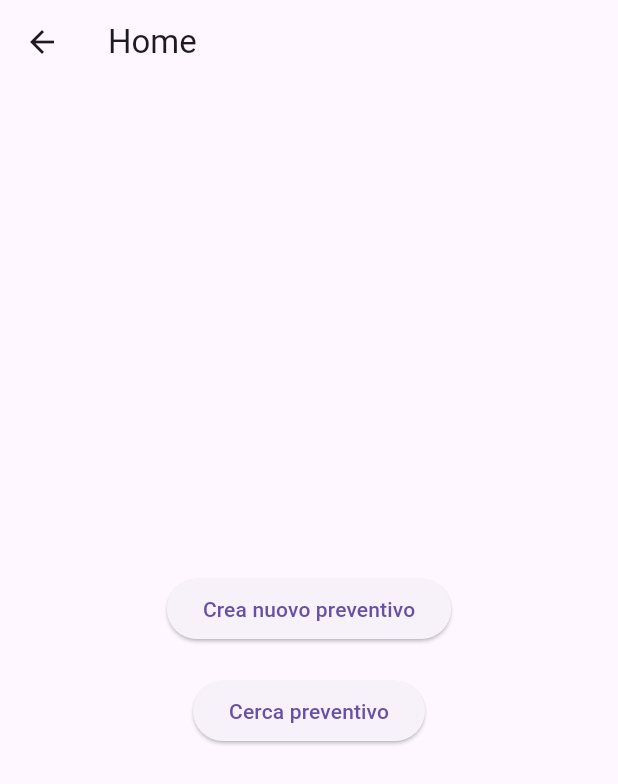
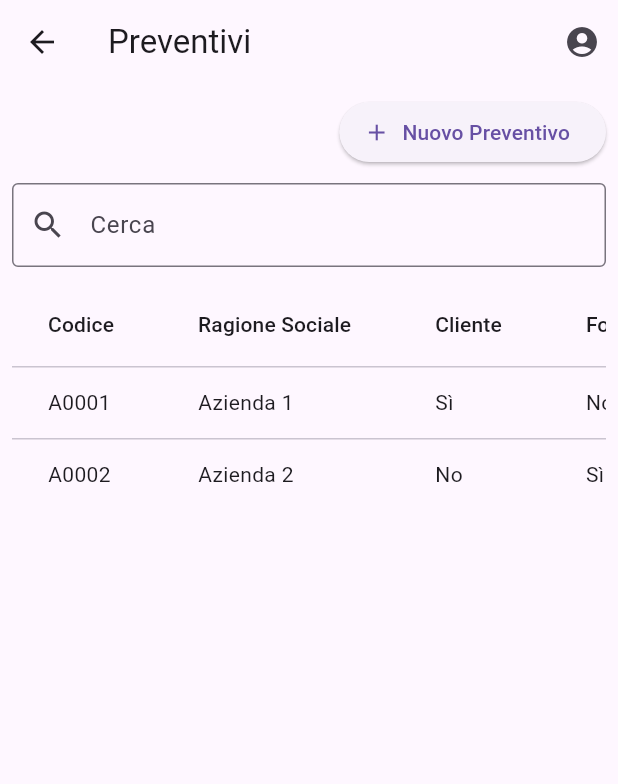
Before and after one commit to Ignoto95/preventivi_app, a Flutter app: the HomePage screen opened by its route, on a phone screen of 412 x 824 dp. Shown: the top 784 px of the screen. Run offline on Flutter 3.47's test engine with Material 3 defaults, Android fonts, the phone set to English and light mode, and no system bars; our stand-ins replace firebase_auth, firebase_core, pdf; missing offline and left inert: dart:html; accounts and stored records are empty.

```diff
--- a/lib/home_page.dart
+++ b/lib/home_page.dart
@@ -1,34 +1,163 @@
 import 'package:flutter/material.dart';
-import 'create_preventivo_page.dart';
-import 'search_preventivo_page.dart';
+import 'package:firebase_auth/firebase_auth.dart';
+import 'package:preventivi_app/services/pdf_service.dart';
 
-class HomePage extends StatelessWidget {
+class HomePage extends StatefulWidget {
+  @override
+  _HomePageState createState() => _HomePageState();
+}
+
+class _HomePageState extends State<HomePage> {
+  List<Map<String, dynamic>> preventivi = [
+    {
+      "codice": "A0001",
+      "ragioneSociale": "Azienda 1",
+      "cliente": "Sì",
+      "fornitore": "No",
+      "comune": "Milano",
+      "indirizzo": "Via Roma 1",
+      "provincia": "MI",
+      "partitaIVA": "12345678901"
+    },
+    {
+      "codice": "A0002",
+      "ragioneSociale": "Azienda 2",
+      "cliente": "No",
+      "fornitore": "Sì",
+      "comune": "Roma",
+      "indirizzo": "Via Milano 20",
+      "provincia": "RM",
+      "partitaIVA": "98765432109"
+    },
+  ];
+
+  String searchQuery = "";
+
   @override
   Widget build(BuildContext context) {
+    // Filtra i dati in base alla query di ricerca
+    List<Map<String, dynamic>> filteredPreventivi = preventivi
+        .where((preventivo) => preventivo["ragioneSociale"]
+            .toLowerCase()
+            .contains(searchQuery.toLowerCase()))
+        .toList();
+
+    // Ottieni l'utente attualmente loggato
+    User? currentUser = FirebaseAuth.instance.currentUser;
+
     return Scaffold(
-      appBar: AppBar(title: Text('Home')),
-      body: Center(
+      appBar: AppBar(
+        title: Text('Preventivi'),
+        actions: [
+          // Pulsante utente con menu per Logout
+          PopupMenuButton(
+            icon: Icon(Icons.account_circle),
+            onSelected: (value) async {
+              if (value == 'logout') {
+                await FirebaseAuth.instance.signOut();
+                Navigator.pushReplacementNamed(context, '/');
+              }
+            },
+            itemBuilder: (context) => [
+              PopupMenuItem(
+                value: 'info',
+                child: Text('Utente: ${currentUser?.email ?? "Sconosciuto"}'),
+              ),
+              PopupMenuItem(
+                value: 'logout',
+                child: Text('Logout'),
+              ),
+            ],
+          ),
+        ],
+      ),
+      body: Padding(
+        padding: const EdgeInsets.all(8.0),
         child: Column(
-          mainAxisAlignment: MainAxisAlignment.center,
           children: [
-            ElevatedButton(
-              onPressed: () {
-                Navigator.push(
-                  context,
-                  MaterialPageRoute(builder: (context) => CreatePreventivoPage()),
-                );
+            // Pulsante "Nuova Scheda Preventivo" sopra la barra di ricerca
+            Row(
+              mainAxisAlignment: MainAxisAlignment.end,
+              children: [
+                ElevatedButton.icon(
+                  onPressed: () {
+                    Navigator.pushNamed(context, '/create');
+                  },
+                  icon: Icon(Icons.add),
+                  label: Text('Nuovo Preventivo'),
+                ),
+              ],
+            ),
+            SizedBox(height: 10),
+            // Barra di ricerca
+            TextField(
+              decoration: InputDecoration(
+                labelText: 'Cerca',
+                prefixIcon: Icon(Icons.search),
+                border: OutlineInputBorder(),
+              ),
+              onChanged: (value) {
+                setState(() {
+                  searchQuery = value;
+                });
               },
-              child: Text('Crea nuovo preventivo'),
             ),
-            SizedBox(height: 20),
-            ElevatedButton(
-              onPressed: () {
-                Navigator.push(
-                  context,
-                  MaterialPageRoute(builder: (context) => SearchPreventivoPage()),
-                );
-              },
-              child: Text('Cerca preventivo'),
+            SizedBox(height: 10),
+            // Tabella dati
+            Expanded(
+              child: SingleChildScrollView(
+                scrollDirection: Axis.horizontal,
+                child: DataTable(
+                  columns: [
+                    DataColumn(label: Text('Codice')),
+                    DataColumn(label: Text('Ragione Sociale')),
+                    DataColumn(label: Text('Cliente')),
+                    DataColumn(label: Text('Fornitore')),
+                    DataColumn(label: Text('Comune')),
+                    DataColumn(label: Text('Indirizzo')),
+                    DataColumn(label: Text('Provincia')),
+                    DataColumn(label: Text('Partita IVA')),
+                    DataColumn(label: Text('Azioni')),
+                  ],
+                  rows: filteredPreventivi.map((preventivo) {
+                    return DataRow(cells: [
+                      DataCell(Text(preventivo["codice"])),
+                      DataCell(Text(preventivo["ragioneSociale"])),
+                      DataCell(Text(preventivo["cliente"])),
+                      DataCell(Text(preventivo["fornitore"])),
+                      DataCell(Text(preventivo["comune"])),
+                      DataCell(Text(preventivo["indirizzo"])),
+                      DataCell(Text(preventivo["provincia"])),
+                      DataCell(Text(preventivo["partitaIVA"])),
+                      DataCell(Row(
+                       children: [
+                         IconButton(
+                        icon: Icon(Icons.edit, color: Colors.blue),
+                         onPressed: () {
+                         // Vai alla pagina di modifica
+                          },
+                          ),
+                        IconButton(
+                        icon: Icon(Icons.delete, color: Colors.red),
+                          onPressed: () {
+                          // Elimina preventivo
+                                setState(() {
+                                preventivi.remove(preventivo);
+                            });
+                              },
+                                ),
+                        IconButton(
+                           icon: Icon(Icons.picture_as_pdf, color: Colors.green),
+                              onPressed: () {
+                            PDFService.generateAndDownloadPDF(preventivo); // Usa il servizio PDF
+                               },
+                             ),
+                              ],
+                          )),
+                        ]);
+                    }).toList(),
+                ),
+              ),
             ),
           ],
         ),
--- a/lib/login_page.dart
+++ b/lib/login_page.dart
@@ -11,6 +11,7 @@ class LoginPage extends StatelessWidget {
       final password = passwordController.text.trim();
 
       // Login con Firebase
+      // ignore: unused_local_variable
       UserCredential userCredential = await FirebaseAuth.instance
           .signInWithEmailAndPassword(email: email, password: password);
 
--- a/pubspec.yaml
+++ b/pubspec.yaml
@@ -13,10 +13,13 @@ dependencies:
   # Pacchetti per Firebase
   firebase_core: any
   firebase_auth: any
+  pdf: ^3.11.1
+  path_provider: ^2.0.14
 
   # Per le richieste HTTP al server
   #http: ^0.15.0
   http: any
+  syncfusion_flutter_datagrid: ^27.2.4
 
 
 dev_dependencies:
```
Also changed, not shown: lib/main.dart (+10 -3 lines), lib/services/pdf_service.dart (added, +58 -0 lines), pubspec.lock, 4 other files.
